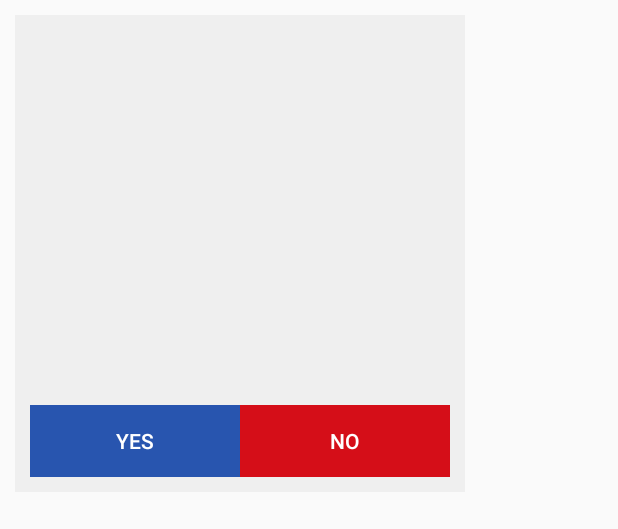
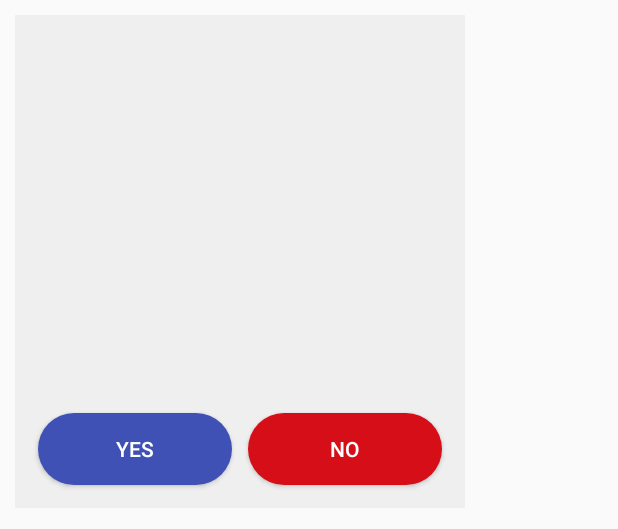
Before and after one commit to Halveringstid/GenericProject, an Android app: the layout message_dialog.xml on its own in the app's theme, with its tools: preview values and no code run, on a phone screen of 412 x 824 dp. Shown: the top 529 px of the screen. Run offline under Robolectric (Android 15) with nearby library versions, the phone set to English and light mode, and no system bars.

```diff
--- a/app/src/main/java/me/rozkmin/generic/createmessage/NewMessageDialog.kt
+++ b/app/src/main/java/me/rozkmin/generic/createmessage/NewMessageDialog.kt
@@ -43,7 +43,9 @@
             override fun onTextChanged(s: CharSequence?, start: Int, before: Int, count: Int) {
                 s?.apply {
                     validate(this){
-                        submitFunction.invoke(this.toString())
+                        binding.dialogNewMessageSubmit.setOnClickListener {
+                            submitFunction.invoke(this.toString())
+                        }
                     }
                 }
             }
--- a/app/src/main/java/me/rozkmin/generic/maps/MessageDialog.kt
+++ b/app/src/main/java/me/rozkmin/generic/maps/MessageDialog.kt
@@ -28,7 +28,6 @@
     override fun onCreateView(inflater: LayoutInflater, container: ViewGroup?, savedInstanceState: Bundle?): View? {
         binding = MessageDialogBinding.inflate(inflater, container, false)
         return binding.root
-        return null
     }
 
     override fun onViewCreated(view: View, savedInstanceState: Bundle?) {
--- a/app/src/main/java/me/rozkmin/generic/network/reqeust.json
+++ b/app/src/main/java/me/rozkmin/generic/network/reqeust.json
@@ -0,0 +1,6 @@
+{
+  "author" : "",
+  "lat" : 50.032379,
+  "lon" : 18.923905,
+  "message" : "lasfh9as8ufo9ewihsftoishgorieh"
+}
--- /dev/null
+++ b/app/src/main/res/drawable/button_rounded_red.xml
@@ -0,0 +1,24 @@
+<?xml version="1.0" encoding="utf-8"?>
+<selector xmlns:android="http://schemas.android.com/apk/res/android">
+    <item android:state_selected="true">
+        <shape xmlns:android="http://schemas.android.com/apk/res/android"
+            android:shape="rectangle">
+            <solid android:color="#d32f2f"/>
+            <corners android:radius="150dp" />
+        </shape>
+    </item>
+    <item android:state_pressed="true">
+        <shape xmlns:android="http://schemas.android.com/apk/res/android"
+            android:shape="rectangle">
+            <solid android:color="@color/colorAccent"/>
+            <corners android:radius="150dp" />
+        </shape>
+    </item>
+    <item>
+        <shape xmlns:android="http://schemas.android.com/apk/res/android"
+            android:shape="rectangle">
+            <solid android:color="#d50e18"/>
+            <corners android:radius="150dp" />
+        </shape>
+    </item>
+</selector>
--- a/app/src/main/res/layout/message_dialog.xml
+++ b/app/src/main/res/layout/message_dialog.xml
@@ -26,15 +26,19 @@
                 android:layout_width="wrap_content"
                 android:layout_height="wrap_content"
                 android:layout_weight="1"
-                android:background="@color/yes"
+                android:layout_margin="5dp"
+                android:padding="5dp"
+                android:background="@drawable/button_rounded"
                 android:text="Yes" />
 
             <Button
                 android:id="@+id/message_dialog_button_no"
                 android:layout_width="wrap_content"
+                android:layout_margin="5dp"
+                android:padding="5dp"
                 android:layout_height="wrap_content"
                 android:layout_weight="1"
-                android:background="@color/colorAccent"
+                android:background="@drawable/button_rounded_red"
                 android:text="No" />
         </LinearLayout>
 
```
